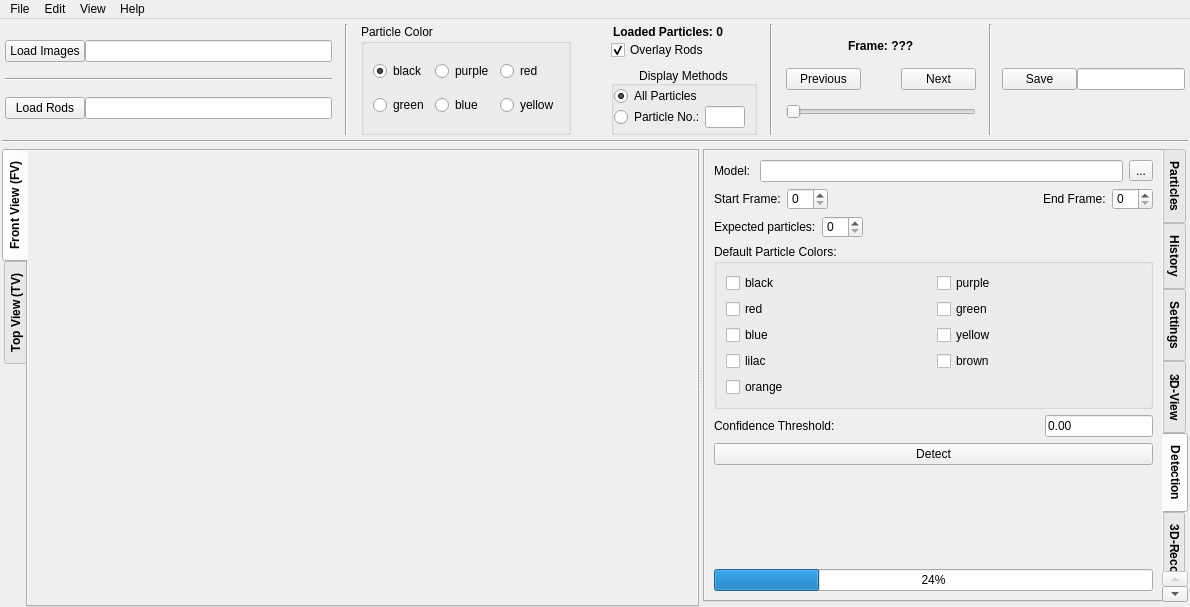
Before: the Qt Designer form RodTracker/src/RodTracker/ui/mainwindow_layout.ui in ANP-Granular/ParticleTracking, drawn with Qt 5.
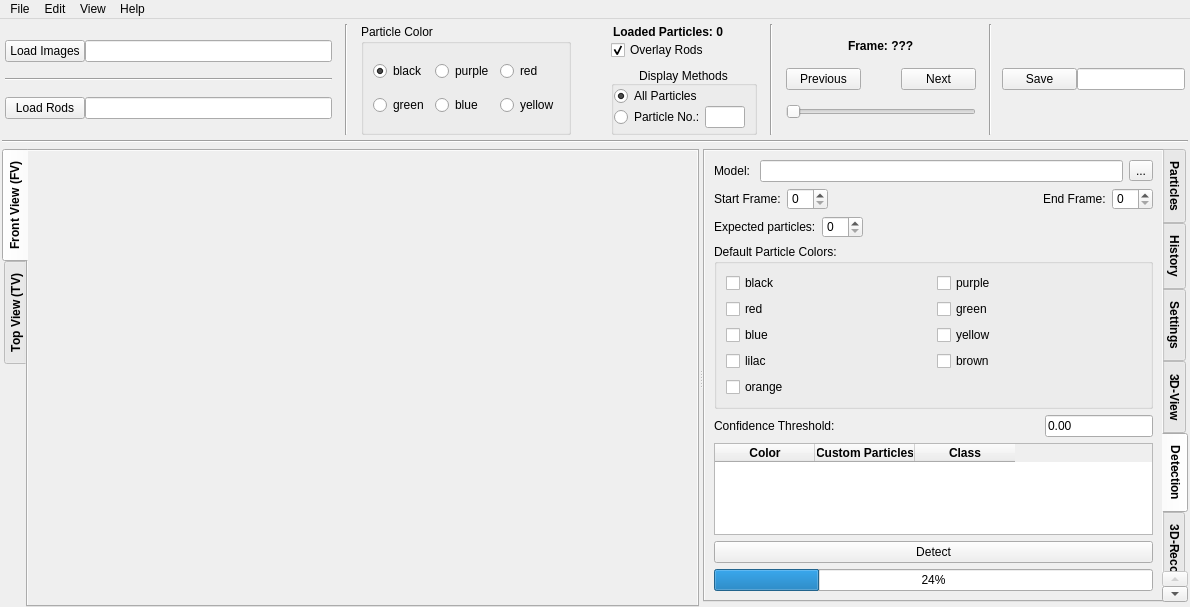
After: the same form once the commit is applied. The open tabs and pages were chosen to show the change. Icons and pictures are not drawn. Custom widgets are drawn as their Qt base class.

Commit message:
Add custom detection amounts
The amount of particles is now customizable per detected class.

```diff
--- a/RodTracker/src/RodTracker/ui/mainwindow_layout.ui
+++ b/RodTracker/src/RodTracker/ui/mainwindow_layout.ui
@@ -50,8 +50,8 @@
         <rect>
          <x>0</x>
          <y>0</y>
-         <width>1190</width>
-         <height>587</height>
+         <width>1176</width>
+         <height>622</height>
         </rect>
        </property>
        <layout class="QVBoxLayout" name="verticalLayout">
@@ -1721,6 +1721,55 @@
                      </item>
                     </layout>
                    </item>
+                   <item>
+                    <widget class="QTableWidget" name="table_detect_colors">
+                     <property name="sizePolicy">
+                      <sizepolicy hsizetype="Preferred" vsizetype="Preferred">
+                       <horstretch>0</horstretch>
+                       <verstretch>0</verstretch>
+                      </sizepolicy>
+                     </property>
+                     <attribute name="verticalHeaderVisible">
+                      <bool>false</bool>
+                     </attribute>
+                     <attribute name="verticalHeaderCascadingSectionResizes">
+                      <bool>false</bool>
+                     </attribute>
+                     <column>
+                      <property name="text">
+                       <string>Color</string>
+                      </property>
+                      <property name="font">
+                       <font>
+                        <weight>75</weight>
+                        <bold>true</bold>
+                       </font>
+                      </property>
+                     </column>
+                     <column>
+                      <property name="text">
+                       <string>Custom Particles</string>
+                      </property>
+                      <property name="font">
+                       <font>
+                        <weight>75</weight>
+                        <bold>true</bold>
+                       </font>
+                      </property>
+                     </column>
+                     <column>
+                      <property name="text">
+                       <string>Class</string>
+                      </property>
+                      <property name="font">
+                       <font>
+                        <weight>75</weight>
+                        <bold>true</bold>
+                       </font>
+                      </property>
+                     </column>
+                    </widget>
+                   </item>
                    <item>
                     <widget class="QPushButton" name="pb_detect">
                      <property name="sizePolicy">
```
Left out of the diff: 8 changed lines with no effect on the pictures. The commit also changes 4 other files.
